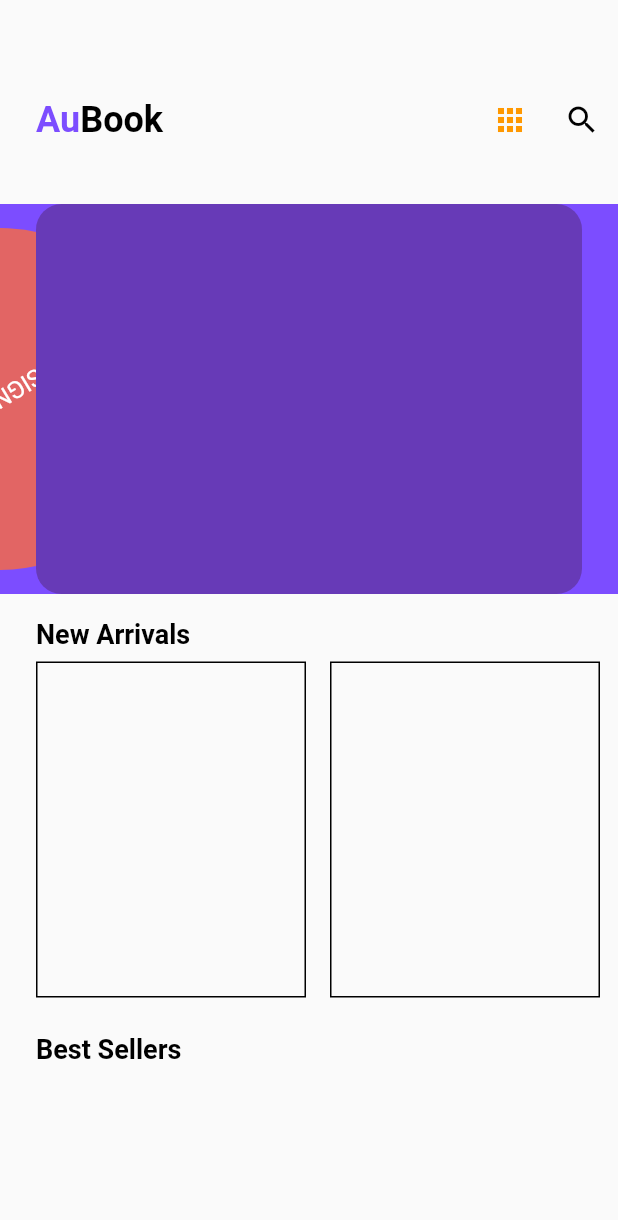
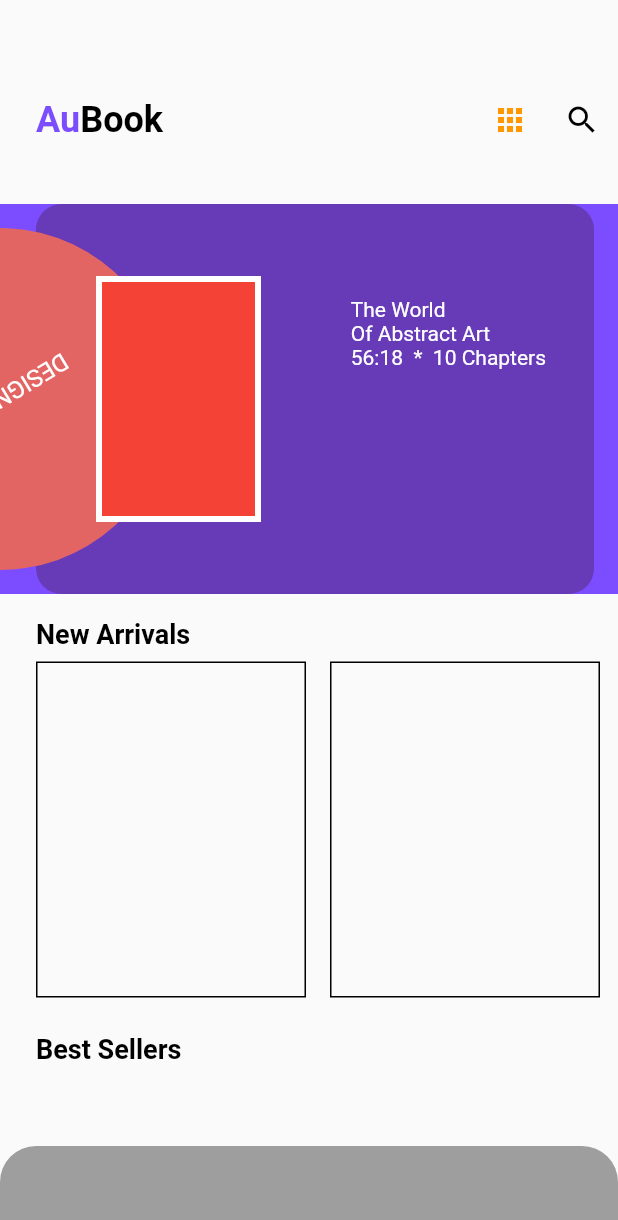
Before and after one commit to JAICHANGPARK/flutter_notebook_2nd_story, a Flutter app: the screen it shows after launch, on a phone screen of 412 x 824 dp. Shown: the top 1220 px of the screen. Run offline on Flutter 3.47's test engine with Material 2 defaults, Android fonts, the phone set to English and light mode, and no system bars; our stand-ins replace badges.

Commit message:
Update main_page.dart

```diff
--- a/lib/audio_book_app/main_page.dart
+++ b/lib/audio_book_app/main_page.dart
@@ -70,6 +70,18 @@ class _MainPageState extends State<MainPage> {
               child: Stack(
                 children: <Widget>[
                   Positioned(
+                    left: 24,
+                    top: 0,
+                    bottom: 0,
+                    right: 16,
+                    child: Container(
+                      decoration: BoxDecoration(
+                          borderRadius: BorderRadius.circular(17),
+                          color: Colors.deepPurple
+                      ),
+                    ),
+                  ),
+                  Positioned(
                     top: 16,
                     left: 0,
                     bottom: 16,
@@ -94,18 +106,42 @@ class _MainPageState extends State<MainPage> {
                     ),
                   ),
                   Positioned(
-                    left: 24,
-                    top: 0,
-                    bottom: 0,
-                    right: 24,
+                    left: 64,
+                    top: 48,
+                    bottom: 48,
                     child: Container(
+                      width: 110,
                       decoration: BoxDecoration(
-                        borderRadius: BorderRadius.circular(17),
-                        color: Colors.deepPurple
+                        color: Colors.red,
+                        border: Border.all(
+                          color: Colors.white,
+                          width: 4
+                        )
                       ),
                     ),
+                  ),
+                  Positioned(
+                    right: 48,
+                    top: 62,
+                    child: Column(
+                      crossAxisAlignment: CrossAxisAlignment.start,
+                      children: <Widget>[
+                        Text("The World", style: TextStyle(
+                          color: Colors.white
+                        ),),
+                        Text("Of Abstract Art",
+                        style: TextStyle(
+                          color: Colors.white
+                        ),),
+                        Text("56:18  *  10 Chapters",style: TextStyle(
+                          color: Colors.white
+                        ),)
+                      ],
+                    ),
+                  )
 
-                  )
+
+
                 ],
               ),
             ),
@@ -172,6 +208,16 @@ class _MainPageState extends State<MainPage> {
           ],
         ),
       ),
+      bottomNavigationBar: Container(
+        height: 60,
+        decoration: BoxDecoration(
+          color: Colors.grey,
+          borderRadius: BorderRadius.only(
+            topLeft: Radius.circular(24),
+            topRight: Radius.circular(24),
+          )
+        ),
+      ),
     );
   }
 }
```
